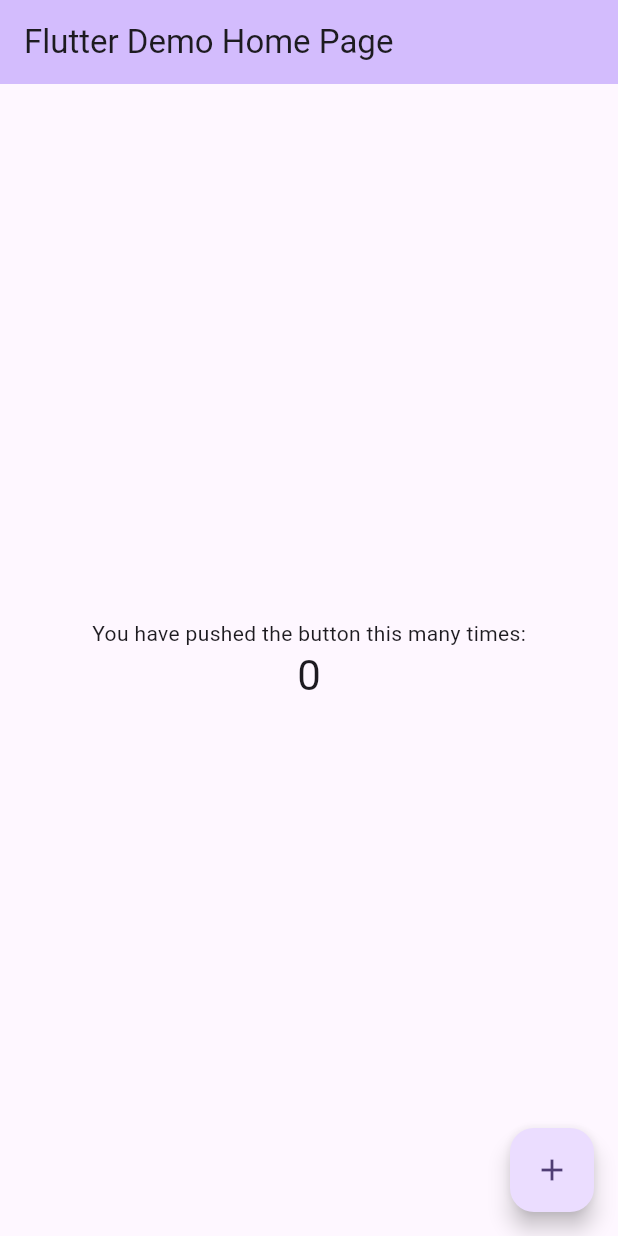
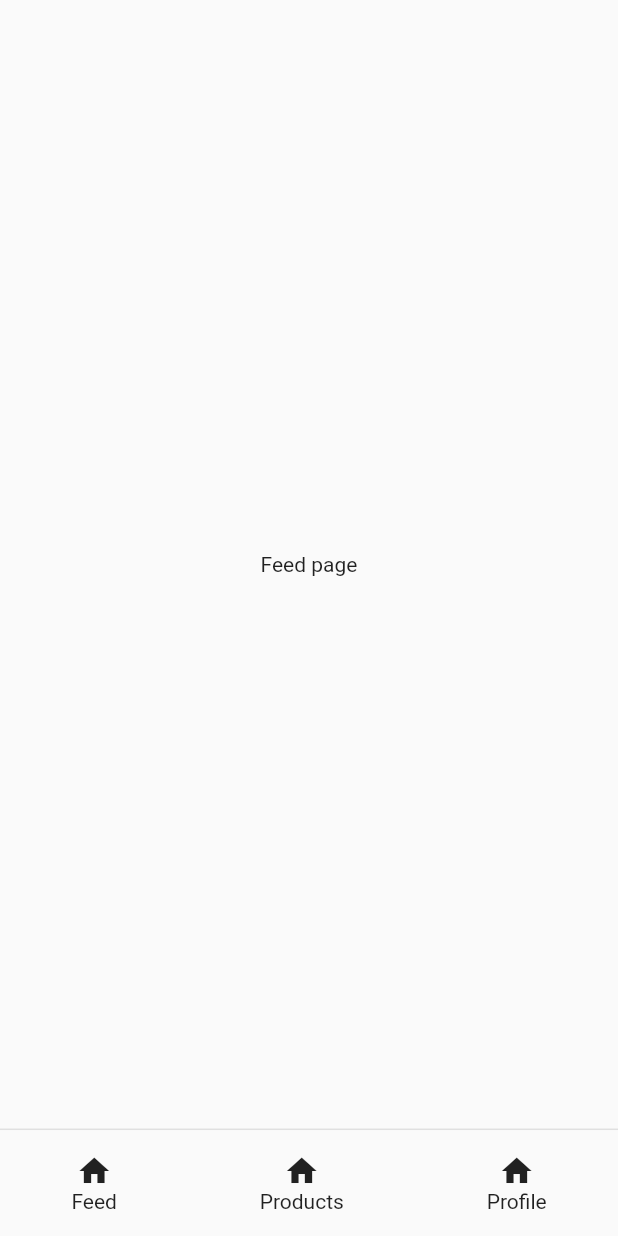
Before and after one commit to Pali15/kadasolutions, a Flutter app: the screen it shows after launch, on a phone screen of 412 x 824 dp. Run offline on Flutter 3.47's test engine with Material 2 defaults, Android fonts, the phone set to English and light mode, and no system bars; our stand-ins replace bloc, flutter_screenutil, go_router.

Commit message:
init frontend with proper routing

```diff
--- /dev/null
+++ b/frontend/lib/bloc/product_bloc.dart
@@ -0,0 +1,13 @@
+import 'package:bloc/bloc.dart';
+import 'package:meta/meta.dart';
+
+part 'product_event.dart';
+part 'product_state.dart';
+
+class ProductBloc extends Bloc<ProductEvent, ProductState> {
+  ProductBloc() : super(ProductInitial()) {
+    on<ProductEvent>((event, emit) {
+      // TODO: implement event handler
+    });
+  }
+}
--- /dev/null
+++ b/frontend/lib/bloc/product_event.dart
@@ -0,0 +1,4 @@
+part of 'product_bloc.dart';
+
+@immutable
+sealed class ProductEvent {}
--- /dev/null
+++ b/frontend/lib/bloc/product_state.dart
@@ -0,0 +1,6 @@
+part of 'product_bloc.dart';
+
+@immutable
+sealed class ProductState {}
+
+final class ProductInitial extends ProductState {}
--- a/frontend/lib/main.dart
+++ b/frontend/lib/main.dart
@@ -1,4 +1,6 @@
 import 'package:flutter/material.dart';
+import 'package:flutter_screenutil/flutter_screenutil.dart';
+import 'package:frontend/router/router.dart';
 
 void main() {
   runApp(const MyApp());
@@ -10,116 +12,14 @@ class MyApp extends StatelessWidget {
   // This widget is the root of your application.
   @override
   Widget build(BuildContext context) {
-    return MaterialApp(
-      title: 'Flutter Demo',
-      theme: ThemeData(
-        // This is the theme of your application.
-        //
-        // TRY THIS: Try running your application with "flutter run". You'll see
-        // the application has a blue toolbar. Then, without quitting the app,
-        // try changing the seedColor in the colorScheme below to Colors.green
-        // and then invoke "hot reload" (save your changes or press the "hot
-        // reload" button in a Flutter-supported IDE, or press "r" if you used
-        // the command line to start the app).
-        //
-        // Notice that the counter didn't reset back to zero; the application
-        // state is not lost during the reload. To reset the state, use hot
-        // restart instead.
-        //
-        // This works for code too, not just values: Most code changes can be
-        // tested with just a hot reload.
-        colorScheme: ColorScheme.fromSeed(seedColor: Colors.deepPurple),
-        useMaterial3: true,
+    return ScreenUtilInit(
+      designSize: const Size(360, 690),
+      minTextAdapt: true,
+      builder: (context, _) => MaterialApp.router(
+        debugShowCheckedModeBanner: false,
+        title: 'App',
+        routerConfig: AppRouter.router,
       ),
-      home: const MyHomePage(title: 'Flutter Demo Home Page'),
     );
   }
 }
-
-class MyHomePage extends StatefulWidget {
-  const MyHomePage({super.key, required this.title});
-
-  // This widget is the home page of your application. It is stateful, meaning
-  // that it has a State object (defined below) that contains fields that affect
-  // how it looks.
-
-  // This class is the configuration for the state. It holds the values (in this
-  // case the title) provided by the parent (in this case the App widget) and
-  // used by the build method of the State. Fields in a Widget subclass are
-  // always marked "final".
-
-  final String title;
-
-  @override
-  State<MyHomePage> createState() => _MyHomePageState();
-}
-
-class _MyHomePageState extends State<MyHomePage> {
-  int _counter = 0;
-
-  void _incrementCounter() {
-    setState(() {
-      // This call to setState tells the Flutter framework that something has
-      // changed in this State, which causes it to rerun the build method below
-      // so that the display can reflect the updated values. If we changed
-      // _counter without calling setState(), then the build method would not be
-      // called again, and so nothing would appear to happen.
-      _counter++;
-    });
-  }
-
-  @override
-  Widget build(BuildContext context) {
-    // This method is rerun every time setState is called, for instance as done
-    // by the _incrementCounter method above.
-    //
-    // The Flutter framework has been optimized to make rerunning build methods
-    // fast, so that you can just rebuild anything that needs updating rather
-    // than having to individually change instances of widgets.
-    return Scaffold(
-      appBar: AppBar(
-        // TRY THIS: Try changing the color here to a specific color (to
-        // Colors.amber, perhaps?) and trigger a hot reload to see the AppBar
-        // change color while the other colors stay the same.
-        backgroundColor: Theme.of(context).colorScheme.inversePrimary,
-        // Here we take the value from the MyHomePage object that was created by
-        // the App.build method, and use it to set our appbar title.
-        title: Text(widget.title),
-      ),
-      body: Center(
-        // Center is a layout widget. It takes a single child and positions it
-        // in the middle of the parent.
-        child: Column(
-          // Column is also a layout widget. It takes a list of children and
-          // arranges them vertically. By default, it sizes itself to fit its
-          // children horizontally, and tries to be as tall as its parent.
-          //
-          // Column has various properties to control how it sizes itself and
-          // how it positions its children. Here we use mainAxisAlignment to
-          // center the children vertically; the main axis here is the vertical
-          // axis because Columns are vertical (the cross axis would be
-          // horizontal).
-          //
-          // TRY THIS: Invoke "debug painting" (choose the "Toggle Debug Paint"
-          // action in the IDE, or press "p" in the console), to see the
-          // wireframe for each widget.
-          mainAxisAlignment: MainAxisAlignment.center,
-          children: <Widget>[
-            const Text(
-              'You have pushed the button this many times:',
-            ),
-            Text(
-              '$_counter',
-              style: Theme.of(context).textTheme.headlineMedium,
-            ),
-          ],
-        ),
-      ),
-      floatingActionButton: FloatingActionButton(
-        onPressed: _incrementCounter,
-        tooltip: 'Increment',
-        child: const Icon(Icons.add),
-      ), // This trailing comma makes auto-formatting nicer for build methods.
-    );
-  }
-}
--- /dev/null
+++ b/frontend/lib/router/router.dart
@@ -0,0 +1,95 @@
+import 'package:flutter/material.dart';
+import 'package:go_router/go_router.dart';
+
+import '../screens/feed.dart';
+import '../screens/product.dart';
+import '../screens/products.dart';
+import '../screens/profile.dart';
+import '../widgets/navbar.dart';
+import 'routes.dart';
+
+class AppRouter {
+  static final _rootNavigatorKey = GlobalKey<NavigatorState>();
+
+  static final _builder = RoutesBuilder();
+
+  static final GoRouter router = GoRouter(
+    initialLocation: AppRoutes.feed,
+    navigatorKey: _rootNavigatorKey,
+    debugLogDiagnostics: true,
+    routes: <RouteBase>[
+      StatefulShellRoute.indexedStack(
+        builder: (context, state, navigationShell) => BottomNavBar(
+          navigationShell: navigationShell,
+        ),
+        branches: <StatefulShellBranch>[
+          StatefulShellBranch(
+            routes: [
+              GoRoute(
+                path: AppRoutes.feed,
+                name: AppRoutes.feed,
+                builder: _builder.feedBuilder,
+              )
+            ],
+          ),
+          StatefulShellBranch(
+            routes: [
+              GoRoute(
+                path: AppRoutes.products,
+                name: AppRoutes.products,
+                builder: _builder.productsBuilder,
+                routes: [
+                  GoRoute(
+                    path: AppRoutes.product,
+                    name: AppRoutes.product,
+                    builder: _builder.productBuilder,
+                  ),
+                ],
+              )
+            ],
+          ),
+          StatefulShellBranch(
+            routes: [
+              GoRoute(
+                path: AppRoutes.profile,
+                name: AppRoutes.profile,
+                builder: _builder.profileBuilder,
+              )
+            ],
+          ),
+        ],
+      ),
+    ],
+  );
+}
+
+class RoutesBuilder {
+  Widget feedBuilder(
+    BuildContext context,
+    GoRouterState state,
+  ) {
+    return const FeedScreen();
+  }
+
+  Widget productsBuilder(
+    BuildContext context,
+    GoRouterState state,
+  ) {
+    return const ProductsScreen();
+  }
+
+  Widget productBuilder(
+    BuildContext context,
+    GoRouterState state,
+  ) {
+    final id = (state.extra as Map<String, dynamic>)['id'];
+    return ProductScreen(id: int.parse(id));
+  }
+
+  Widget profileBuilder(
+    BuildContext context,
+    GoRouterState state,
+  ) {
+    return const ProfileScreen();
+  }
+}
--- /dev/null
+++ b/frontend/lib/router/routes.dart
@@ -0,0 +1,10 @@
+class AppRoutes {
+  //Top level routes
+  static const baseRoute = '/';
+  static const feed = '/feed';
+  static const products = '/products';
+  static const profile = '/profile';
+
+  //Products shell
+  static const product = 'product';
+}
--- /dev/null
+++ b/frontend/lib/screens/feed.dart
@@ -0,0 +1,10 @@
+import 'package:flutter/material.dart';
+
+class FeedScreen extends StatelessWidget {
+  const FeedScreen({super.key});
+
+  @override
+  Widget build(BuildContext context) {
+    return const Center(child: Text('Feed page'));
+  }
+}
--- /dev/null
+++ b/frontend/lib/screens/product.dart
@@ -0,0 +1,13 @@
+import 'package:flutter/material.dart';
+
+class ProductScreen extends StatelessWidget {
+  final int id;
+  const ProductScreen({required this.id, super.key});
+
+  @override
+  Widget build(BuildContext context) {
+    return Center(
+      child: Text('product: $id'),
+    );
+  }
+}
--- /dev/null
+++ b/frontend/lib/screens/products.dart
@@ -0,0 +1,19 @@
+import 'package:flutter/material.dart';
+import 'package:frontend/router/routes.dart';
+import 'package:go_router/go_router.dart';
+
+class ProductsScreen extends StatelessWidget {
+  const ProductsScreen({super.key});
+
+  @override
+  Widget build(BuildContext context) {
+    return Center(
+      child: ElevatedButton(
+          style: ElevatedButton.styleFrom(backgroundColor: Colors.amber),
+          onPressed: () {
+            context.pushNamed(AppRoutes.product, extra: {'id': '1'});
+          },
+          child: const Text('Products')),
+    );
+  }
+}
--- /dev/null
+++ b/frontend/lib/screens/profile.dart
@@ -0,0 +1,10 @@
+import 'package:flutter/material.dart';
+
+class ProfileScreen extends StatelessWidget {
+  const ProfileScreen({super.key});
+
+  @override
+  Widget build(BuildContext context) {
+    return const Center(child: Text('Profile page'));
+  }
+}
--- /dev/null
+++ b/frontend/lib/widgets/navbar.dart
@@ -0,0 +1,85 @@
+import 'package:flutter/material.dart';
+import 'package:flutter_screenutil/flutter_screenutil.dart';
+import 'package:go_router/go_router.dart';
+
+class BottomNavBar extends StatelessWidget {
+  final StatefulNavigationShell navigationShell;
+  const BottomNavBar({required this.navigationShell, super.key});
+
+  @override
+  Widget build(BuildContext context) {
+    return Scaffold(
+      body: SizedBox.expand(
+        child: navigationShell,
+      ),
+      bottomNavigationBar: SafeArea(
+        child: _NavBar(
+          navigationShell: navigationShell,
+        ),
+      ),
+    );
+  }
+}
+
+class _NavBar extends StatelessWidget {
+  final StatefulNavigationShell navigationShell;
+  const _NavBar({required this.navigationShell});
+
+  @override
+  Widget build(BuildContext context) {
+    return Container(
+      width: ScreenUtil().screenWidth,
+      height: 60.h,
+      decoration: BoxDecoration(
+        border: Border(
+          top: BorderSide(color: Colors.grey[300]!),
+        ),
+      ),
+      child: Row(
+        mainAxisAlignment: MainAxisAlignment.spaceAround,
+        children: [
+          _NavbarItem(
+            icon: Icons.home,
+            label: 'Feed',
+            onTap: () => navigationShell.goBranch(0),
+          ),
+          _NavbarItem(
+            icon: Icons.home,
+            label: 'Products',
+            onTap: () => navigationShell.goBranch(1),
+          ),
+          _NavbarItem(
+            icon: Icons.home,
+            label: 'Profile',
+            onTap: () => navigationShell.goBranch(2),
+          ),
+        ],
+      ),
+    );
+  }
+}
+
+class _NavbarItem extends StatelessWidget {
+  final IconData icon;
+  final String label;
+  final Function() onTap;
+  const _NavbarItem({
+    required this.icon,
+    required this.label,
+    required this.onTap,
+  });
+
+  @override
+  Widget build(BuildContext context) {
+    return GestureDetector(
+      onTap: onTap,
+      child: Padding(
+        padding: EdgeInsets.symmetric(horizontal: 8.w, vertical: 8.h),
+        child: Column(
+          mainAxisAlignment: MainAxisAlignment.center,
+          children: [Icon(icon), Text(label)],
+        ),
+      ),
+    );
+  }
+}
--- a/frontend/pubspec.yaml
+++ b/frontend/pubspec.yaml
@@ -35,6 +35,9 @@ dependencies:
   # The following adds the Cupertino Icons font to your application.
   # Use with the CupertinoIcons class for iOS style icons.
   cupertino_icons: ^1.0.2
+  bloc: ^8.1.3
+  go_router: ^13.1.0
+  flutter_screenutil: ^5.9.0
 
 dev_dependencies:
   flutter_test:
```
Also changed, not shown: frontend/pubspec.lock.
